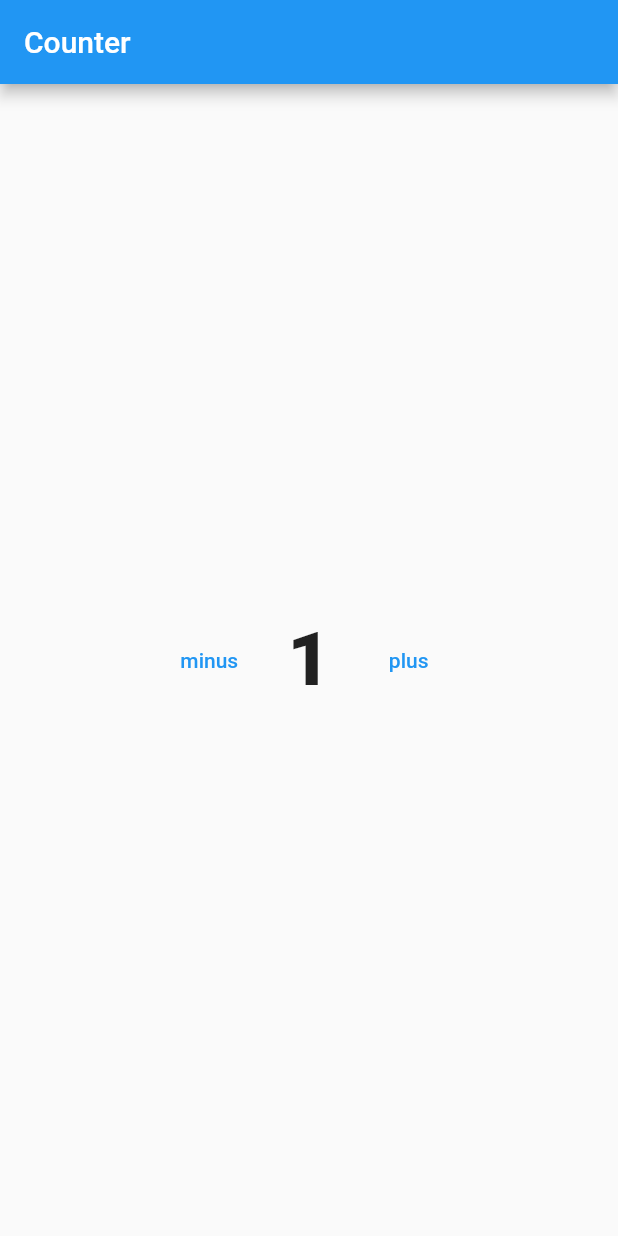
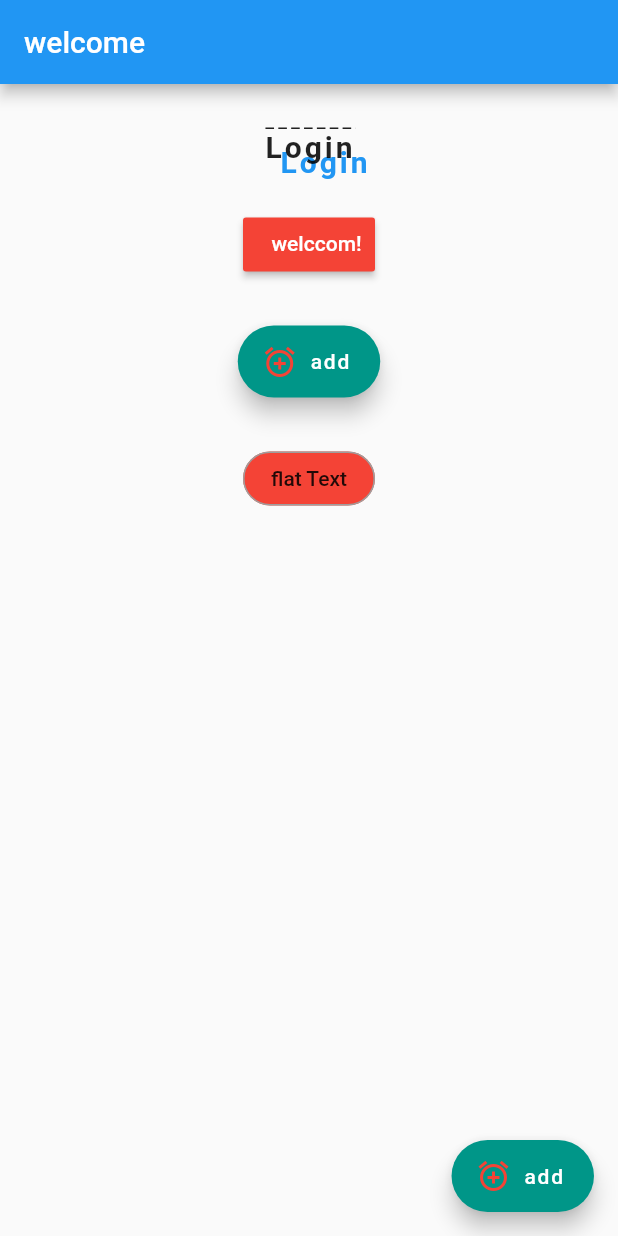
Before and after one commit to Ghanam330/FluttherBasic, a Flutter app: the screen it shows after launch, on a phone screen of 412 x 824 dp. Run offline on Flutter 3.47's test engine with Material 2 defaults, Android fonts, the phone set to English and light mode, and no system bars.

Commit message:
update The basics

```diff
--- /dev/null
+++ b/lib/textStyle&Raised Button&TextField Part.dart
@@ -0,0 +1,120 @@
+
+import 'dart:ui';
+
+import 'package:flutter/cupertino.dart';
+import 'package:flutter/material.dart';
+
+class design extends StatefulWidget {
+  @override
+  _designState createState() => _designState();
+}
+
+class _designState extends State<design> {
+  var str;
+  var a =Colors.blue;
+  @override
+  Widget build(BuildContext context) {
+    return Scaffold(
+    appBar: AppBar(
+      title: Text('welcome'),
+    ),
+      body: Container(
+        alignment: Alignment.center,
+        child: Column(
+          children: <Widget>[
+            SizedBox(
+              height: 30.0,
+            ),
+            Text(
+              'Login',
+              style: TextStyle(
+                fontWeight: FontWeight.bold,
+                fontSize: 20.0,
+                letterSpacing: 2,
+                // مسافاه بين الحروف
+                wordSpacing: 30,
+                // بتعمل فراغات بين الكلمه
+
+                shadows: <Shadow>[
+                  Shadow(
+                    offset: Offset(10.0, 10.0),
+                    color: Colors.blue,
+                  ),
+                ],
+                decoration: TextDecoration.overline,
+                // بتعمل خط تحت ال text
+                decorationStyle: TextDecorationStyle.dashed, // بيعمل السطر مخطط
+              ),
+            ),
+            SizedBox(
+              height: 30.0,
+            ),
+            RaisedButton(
+              onPressed: () =>
+                setState(() {
+                  a=Colors.green;
+                   str = "Hello!";
+                }),
+              child: Text('welccom!'),
+              onLongPress: (){
+                str ="thanks";
+              },
+              color: Colors.red,
+              textColor: Colors.white,
+              disabledColor: Colors.green,
+              disabledTextColor: Colors.blue,
+              highlightColor: Colors.yellow,
+
+              padding:
+              //EdgeInsets.all(10),
+              EdgeInsets.fromLTRB(10, 6, 0, 8),
+            ),
+            SizedBox(
+              height: 30.0,
+            ),
+            FloatingActionButton.extended(
+              backgroundColor: Colors.teal,
+              onPressed: ()=> setState((){
+
+              }),
+              label: Text('add'),
+              icon: Icon(Icons.alarm_add,
+                color: Colors.red,),
+            ),
+            SizedBox(
+              height: 30.0,
+            ),
+            FlatButton(onPressed:
+            (){
+              setState(() {
+
+              });
+            },
+              shape: RoundedRectangleBorder(
+                borderRadius: BorderRadius.all(Radius.circular(30.0)),
+                side: BorderSide(
+                  color: Colors.grey,
+                )
+              ),
+            color: Colors.red,
+              disabledColor: Colors.greenAccent,
+              child: Text(
+                'flat Text'
+
+              ),
+            ),
+          ],
+        ),
+      ),
+      floatingActionButton: FloatingActionButton.extended(
+        backgroundColor: Colors.teal,
+        onPressed: ()=> setState((){
+
+        }),
+        label: Text('add'),
+        icon: Icon(Icons.alarm_add,
+          color: Colors.red,),
+      ),
+    );
+  }
+}
```
Also changed, not shown: lib/Login Design.dart (+14 -1 lines), lib/main.dart (+4 -95 lines).
